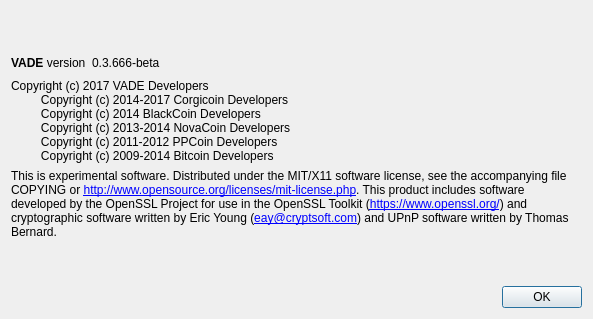
This is src/qt/forms/aboutdialog.ui in vashshawn/CorgicoinV2 as Qt 5 draws it before an edit. The edited form follows.
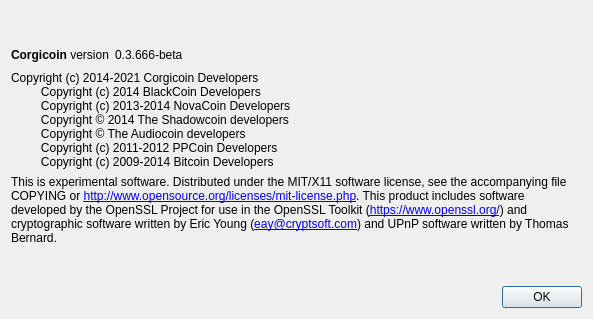
This is the edited form.

Patch:
```diff
--- a/src/qt/forms/aboutdialog.ui
+++ b/src/qt/forms/aboutdialog.ui
@@ -37,7 +37,7 @@
           <cursorShape>IBeamCursor</cursorShape>
          </property>
          <property name="text">
-          <string>&lt;b&gt;VADE&lt;/b&gt; version</string>
+          <string>&lt;b&gt;Corgicoin&lt;/b&gt; version</string>
          </property>
          <property name="textInteractionFlags">
           <set>Qt::LinksAccessibleByMouse|Qt::TextSelectableByKeyboard|Qt::TextSelectableByMouse</set>
@@ -78,10 +78,11 @@
         <cursorShape>IBeamCursor</cursorShape>
        </property>
        <property name="text">
-        <string>Copyright (c) 2017 VADE Developers
-         Copyright (c) 2014-2017 Corgicoin Developers
+        <string>Copyright (c) 2014-2021 Corgicoin Developers
          Copyright (c) 2014 BlackCoin Developers
          Copyright (c) 2013-2014 NovaCoin Developers
+         Copyright © 2014 The Shadowcoin developers
+         Copyright © The Audiocoin developers
          Copyright (c) 2011-2012 PPCoin Developers
          Copyright (c) 2009-2014 Bitcoin Developers</string>
        </property>
```
Left out of the diff: 2 changed lines with no effect on the pictures.
